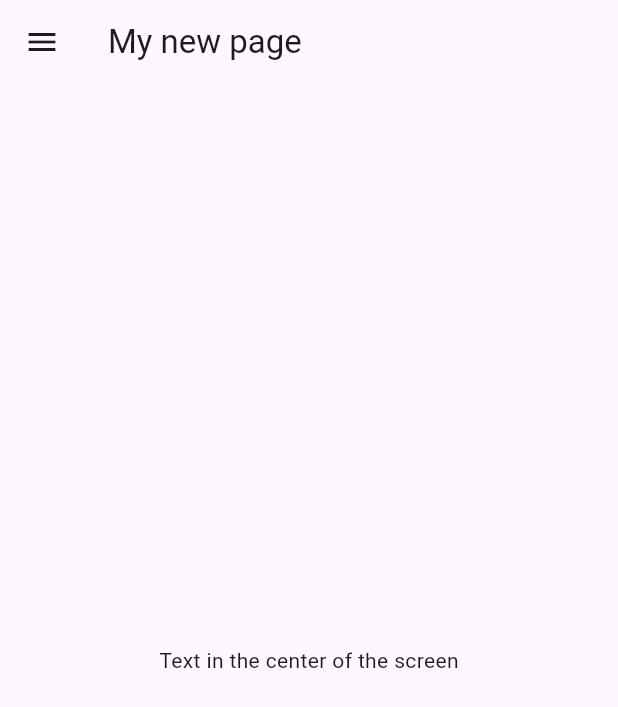
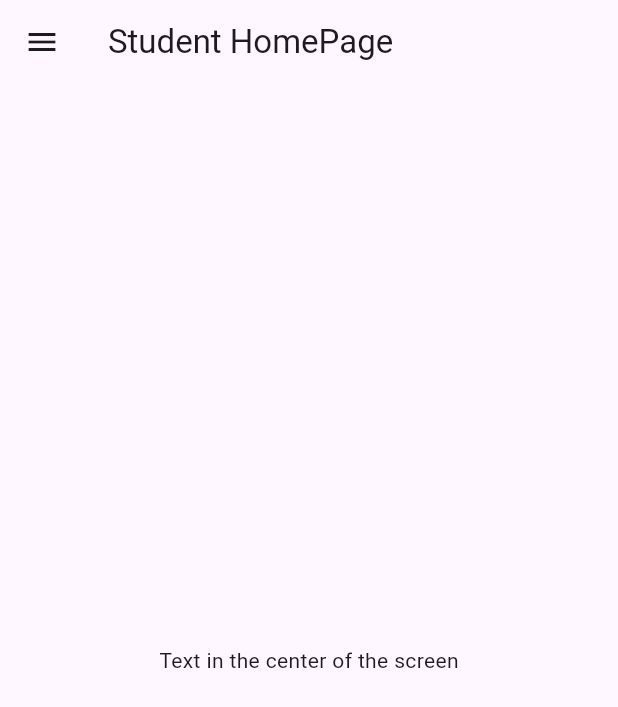
Before and after one commit to cfgcolumbus23/Team-5, a Flutter app: the screen it shows after launch, after a tap on the "add" icon, on a phone screen of 412 x 824 dp. Shown: the top 707 px of the screen. Run offline on Flutter 3.47's test engine with Material 2 defaults, Android fonts, the phone set to English and light mode, and no system bars; our stand-ins replace get.

Commit message:
updated references

```diff
--- a/team_5_app/lib/main.dart
+++ b/team_5_app/lib/main.dart
@@ -1,6 +1,6 @@
 import 'package:flutter/material.dart';
 import 'package:get/get.dart';
-import 'package:team_5_app/pages/NewPage.dart';
+import 'package:team_5_app/pages/studentDashboard.dart';
 
 void main() {
   runApp(const MyApp());
@@ -67,8 +67,6 @@
       // _counter without calling setState(), then the build method would not be
       // called again, and so nothing would appear to happen.
       _counter += 3;
-
-
     });
   }
 
@@ -116,14 +114,12 @@
               '$_counter',
               style: Theme.of(context).textTheme.headlineMedium,
             ),
-            const Text(
-              'Test text'
-            ),
+            const Text('Test text'),
           ],
         ),
       ),
       floatingActionButton: FloatingActionButton(
-        onPressed: () => Get.to(NewPage()),
+        onPressed: () => Get.to(StudentDashboard()),
         tooltip: 'Add 3',
         child: const Icon(Icons.add),
       ), // This trailing comma makes auto-formatting nicer for build methods.
--- a/team_5_app/lib/pages/NewPage.dart
+++ /dev/null
@@ -1,32 +0,0 @@
-import 'package:flutter/material.dart';
-
-class NewPage extends StatelessWidget {
-  @override
-  Widget build(BuildContext context) {
-      return Scaffold(
-        appBar: AppBar(
-            title: const Text('My new page'),
-        ),
-        drawer: Drawer(
-            child: ListView(
-              children: const [
-                UserAccountsDrawerHeader(
-                  accountName: CircleAvatar(
-                    child: Text('JG'),
-                  ),
-                  accountEmail: Column(
-                    children: [
-                      Text('email@example.com'),
-                      LinearProgressIndicator(value: 75.0, backgroundColor: Colors.amber),
-                    ],
-                  ))
-              ],
-            ),
-        ),
-        body: const Center(
-            child: Text('Text in the center of the screen'),
-        )
-      );
-  }
-
-}
```
Also changed, not shown: team_5_app/lib/pages/studentDashboard.dart (+4 -7 lines).
